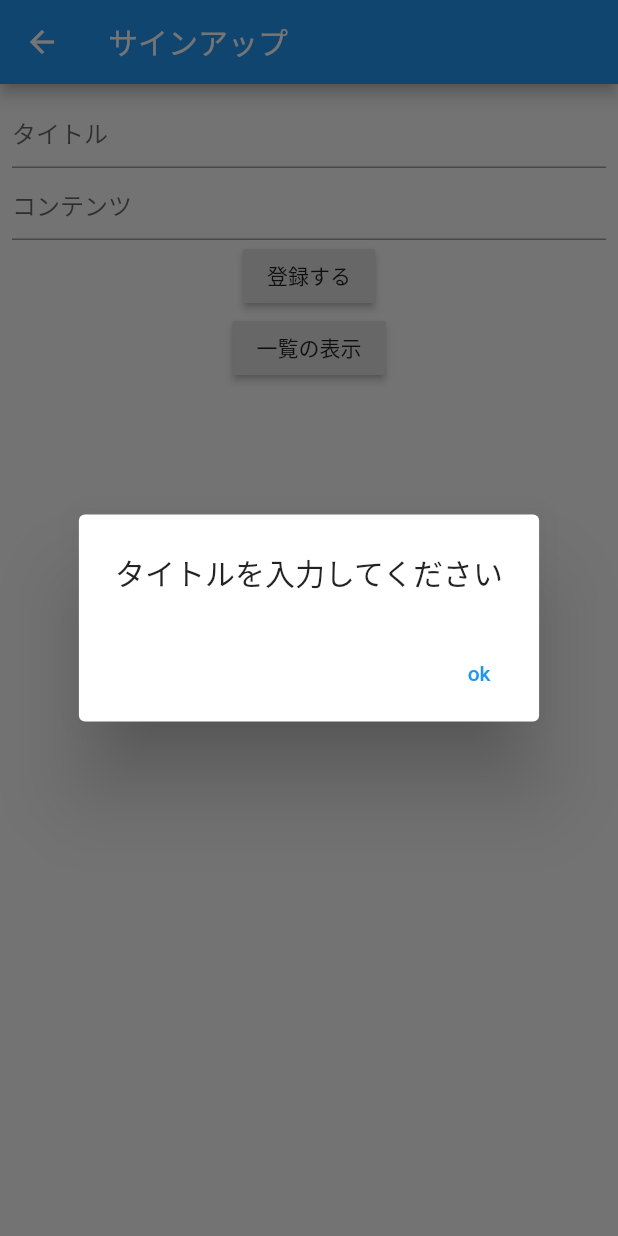
After one commit to totsukaka/testFlutter2, a Flutter app: the MoorListPage screen opened directly, after a tap on "登録する", on a phone screen of 412 x 824 dp. The commit adds this screen. Run offline on Flutter 3.47's test engine with Material 2 defaults, Android fonts, the phone set to English and light mode, and no system bars; our stand-ins replace cloud_firestore, firebase_auth, firebase_core, firebase_storage, image_picker, moor and 1 more; accounts and stored records are empty; generated files the repository leaves out were written again.

Commit message:
moor（ローカルDB）のinsert,select実装

```diff
--- /dev/null
+++ b/lib/presentation/moor_list/moor_model.dart
@@ -0,0 +1,39 @@
+import 'package:flutter/material.dart';
+import 'package:flutter_app3/database/db.dart';
+import 'package:flutter_app3/presentation/main/main.dart';
+import 'package:moor_flutter/moor_flutter.dart';
+
+class MoorModel extends ChangeNotifier {
+  // MyDatabase myDatabase;
+  String title = '';
+  String content = '';
+  // final myDatabase = MyDatabase();
+
+  Future registerToMoor() async {
+    if (title.isEmpty) {
+      throw ('タイトルを入力してください');
+    }
+
+    if (content.isEmpty) {
+      throw ('コンテンツを入力してください');
+    }
+
+    print('タイトル：$title');
+    print('コンテンツ：$content');
+
+    int result = await database.addTodoEntry(
+      TodosCompanion(
+        title: Value(title),
+        content: Value(content),
+      ),
+    );
+  }
+
+  Future printToMoor() async {
+    List<Todo> todoList = await database.getAllTodoEntries();
+
+    for (int i = 0; i < todoList.length; i++) {
+      print(todoList[i]);
+    }
+  }
+}
--- /dev/null
+++ b/lib/presentation/moor_list/moor_page.dart
@@ -0,0 +1,87 @@
+import 'package:flutter/material.dart';
+import 'package:provider/provider.dart';
+
+import 'moor_model.dart';
+
+class MoorListPage extends StatelessWidget {
+  @override
+  Widget build(BuildContext context) {
+    final titleController = TextEditingController();
+    final contentController = TextEditingController();
+
+    return ChangeNotifierProvider<MoorModel>(
+      create: (_) => MoorModel(),
+      child: Scaffold(
+        appBar: AppBar(
+          title: Text('サインアップ'),
+        ),
+        body: Consumer<MoorModel>(builder: (context, model, child) {
+          return Padding(
+            padding: const EdgeInsets.all(8.0),
+            child: Column(
+              children: [
+                TextField(
+                  decoration: InputDecoration(hintText: 'タイトル'),
+                  controller: titleController,
+                  onChanged: (text) {
+                    model.title = text;
+                  },
+                ),
+                TextField(
+                  controller: contentController,
+                  decoration: InputDecoration(hintText: 'コンテンツ'),
+                  onChanged: (text) {
+                    model.content = text;
+                  },
+                ),
+                RaisedButton(
+                  child: Text('登録する'),
+                  onPressed: () async {
+                    try {
+                      await model.registerToMoor();
+                      _showDialog(context, '登録完了しました');
+                    } catch (e) {
+                      _showDialog(context, e.toString());
+                      print(e);
+                    }
+                  },
+                ),
+                RaisedButton(
+                  child: Text('一覧の表示'),
+                  onPressed: () async {
+                    try {
+                      await model.printToMoor();
+                    } catch (e) {
+                      _showDialog(context, e.toString());
+                      print(e);
+                    }
+                  },
+                ),
+              ],
+            ),
+          );
+        }),
+      ),
+    );
+  }
+
+  Future _showDialog(BuildContext context, String title) {
+    showDialog(
+      context: context,
+      barrierDismissible: false, // user must tap button!
+      builder: (BuildContext context) {
+        return AlertDialog(
+          title: Text(title),
+          actions: <Widget>[
+            TextButton(
+              child: Text('ok'),
+              onPressed: () {
+                Navigator.of(context).pop();
+              },
+            ),
+          ],
+        );
+      },
+    );
+  }
+}
```
Also changed, not shown: lib/database/db.dart (added, +59 -0 lines), lib/presentation/main/main.dart (+14 -0 lines), lib/database/db.g.dart (added).
